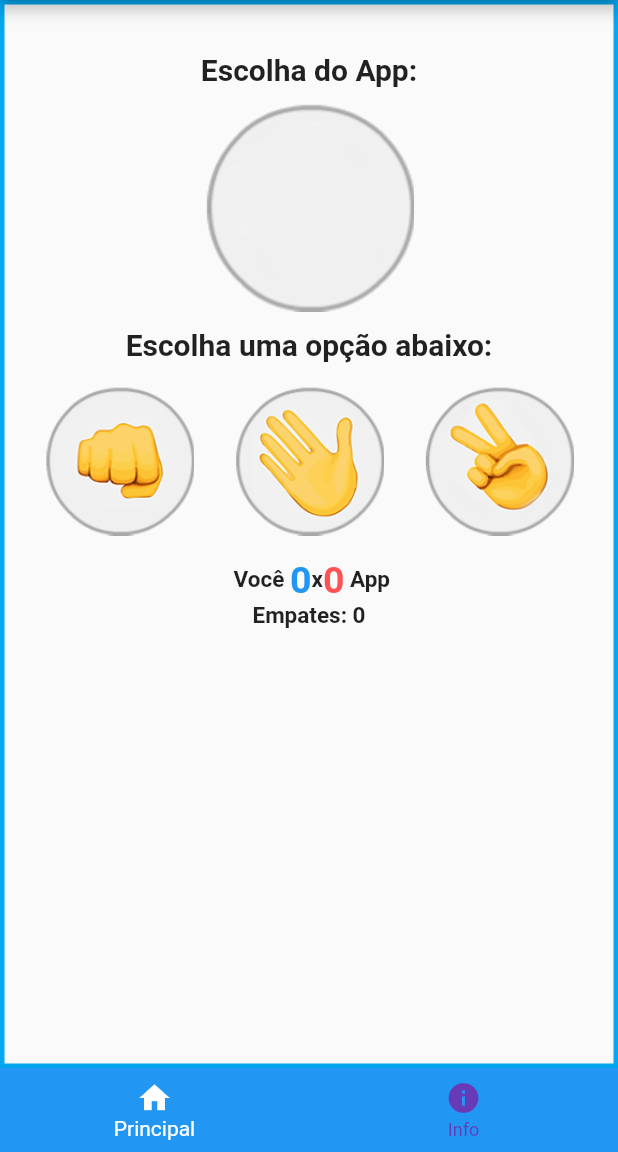
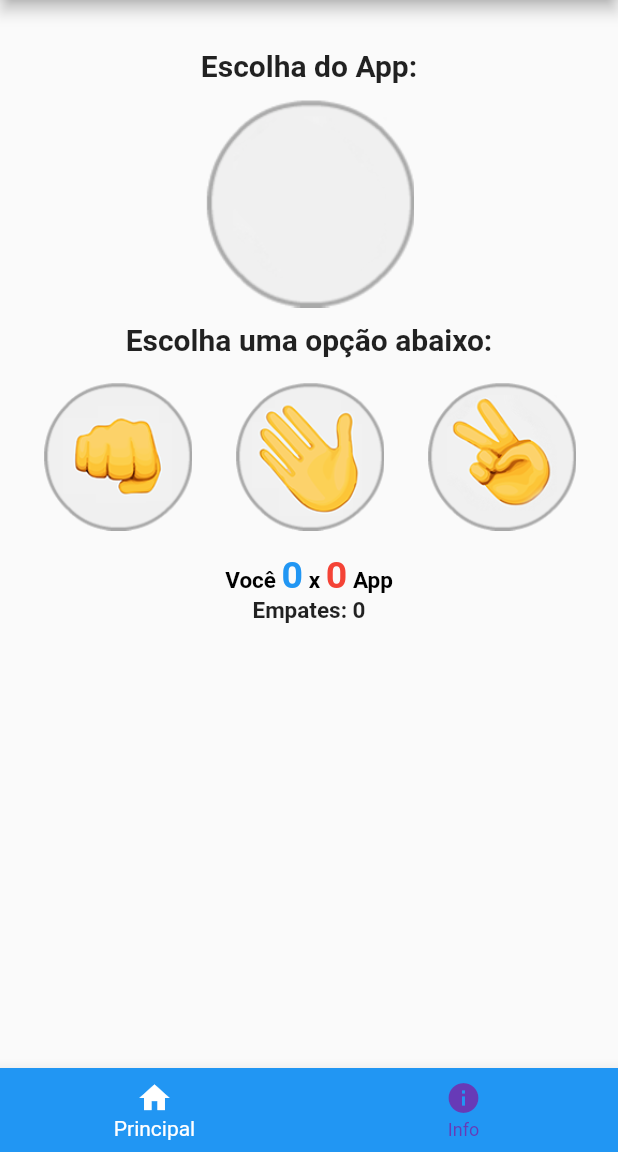
Before and after one commit to felipeabreu86/flutter_jokenpo, a Flutter app: the screen it shows after launch, on a phone screen of 412 x 824 dp, the part 84-1236 px from its top. Run offline on Flutter 3.47's test engine with Material 2 defaults, Android fonts, the phone set to English and light mode, and no system bars.

Commit message:
Se aplicado, este commit ira refatorar o codigo referente ao placar e inserir um SingleChildScrollView para que seja possivel rolar a tela se necessario

```diff
--- a/lib/Jogo.dart
+++ b/lib/Jogo.dart
@@ -86,9 +86,11 @@ class _JogoState extends State<Jogo> {
         title: Text(_tituloApp),
       ),
       body: Container(
-        decoration: BoxDecoration(
-          border: Border.all(width: 3, color: Colors.lightBlue),
-        ),
+        //decoration: BoxDecoration(
+        //  border: Border.all(width: 3, color: Colors.lightBlue),
+        //),
+        child: SingleChildScrollView(
+          //padding: EdgeInsets.only(top: 16),
           child: Column(
             crossAxisAlignment: CrossAxisAlignment.center,
             children: <Widget>[
@@ -133,41 +135,32 @@ class _JogoState extends State<Jogo> {
               // Placar
               Padding(
                 padding: EdgeInsets.only(top: 15),
-              child: Row(
-                mainAxisAlignment: MainAxisAlignment.center,
-                children: <Widget>[
-                  Text(
-                    "Você  ",
-                    textAlign: TextAlign.center,
-                    style: TextStyle(fontSize: 15, fontWeight: FontWeight.bold),
-                  ),
-                  Text(
-                    "$_resultUsuario",
-                    textAlign: TextAlign.center,
+                child: RichText(
+                  text: TextSpan(
+                    style: TextStyle(
+                        fontSize: 15,
+                        fontWeight: FontWeight.bold,
+                        color: Colors.black),
+                    children: <TextSpan>[
+                      TextSpan(text: "Você "),
+                      TextSpan(
+                        text: "$_resultUsuario",
                         style: TextStyle(
                             fontSize: 25,
                             fontWeight: FontWeight.bold,
                             color: Colors.blue),
                       ),
-                  Text(
-                    "x",
-                    textAlign: TextAlign.center,
-                    style: TextStyle(fontSize: 15, fontWeight: FontWeight.bold),
-                  ),
-                  Text(
-                    "$_resultApp",
-                    textAlign: TextAlign.center,
+                      TextSpan(text: " x "),
+                      TextSpan(
+                        text: "$_resultApp",
                         style: TextStyle(
                             fontSize: 25,
                             fontWeight: FontWeight.bold,
-                        color: Colors.redAccent),
+                            color: Colors.red),
                       ),
-                  Text(
-                    " App",
-                    textAlign: TextAlign.center,
-                    style: TextStyle(fontSize: 15, fontWeight: FontWeight.bold),
+                      TextSpan(text: " App"),
+                    ],
                   ),
-                ],
                 ),
               ),
               Text(
@@ -179,6 +172,7 @@ class _JogoState extends State<Jogo> {
                 ),
               ),
             ],
+          ),
         ),
       ),
       bottomNavigationBar: BottomNavigationBar(
```
Lines whose indentation alone changed are shown as unchanged.
